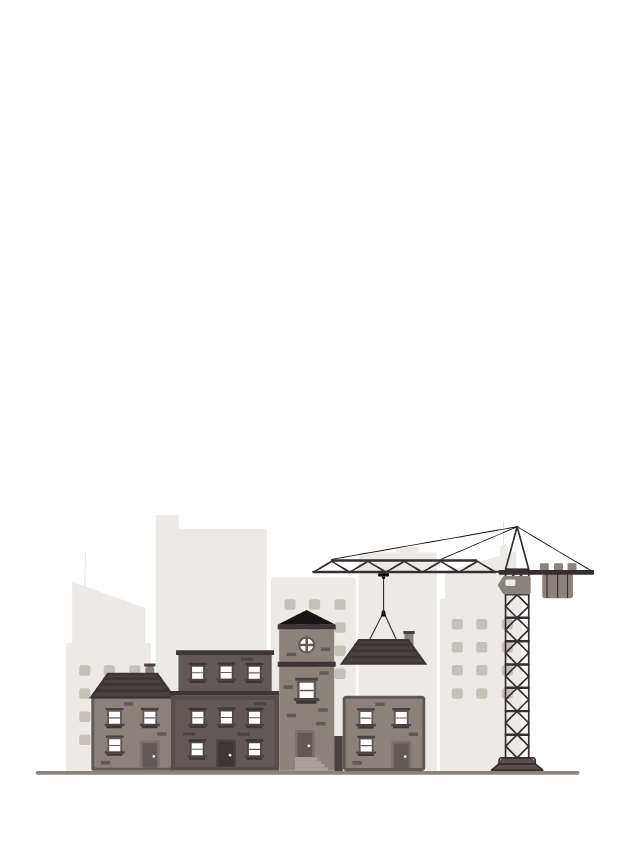
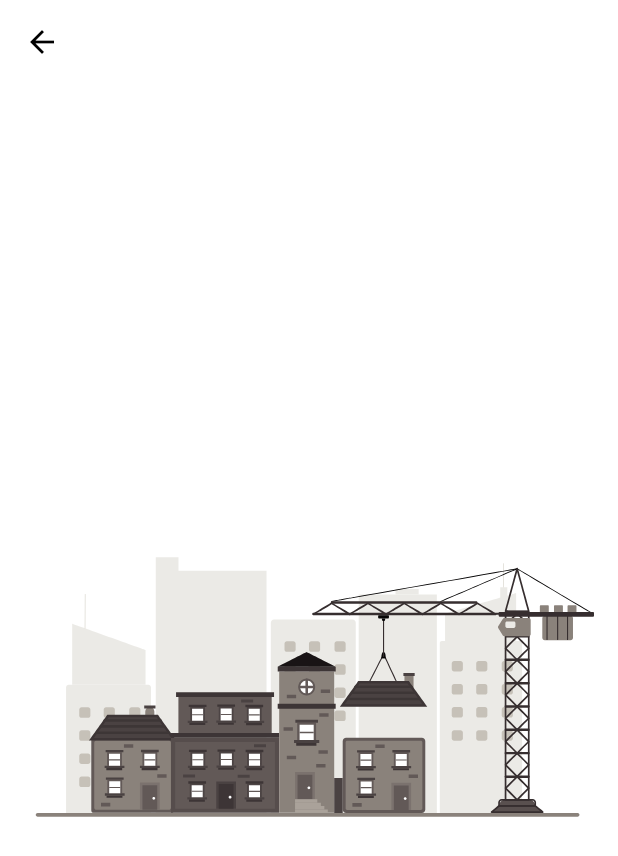
Before and after one commit to nopnapatn/tdd-bloc, a Flutter app: the PageUnderConstruction screen opened directly, on a phone screen of 412 x 824 dp. Shown: the top 856 px of the screen. Run offline on Flutter 3.47's test engine with Material 3 defaults, Android fonts, the phone set to English and light mode, and no system bars; our stand-ins replace bloc, cloud_firestore, dartz, equatable, firebase_auth, firebase_core and 8 more; accounts and stored records are empty.

Commit message:
style(common/screen): under construction

```diff
--- a/lib/core/common/screens/page_under_construction.dart
+++ b/lib/core/common/screens/page_under_construction.dart
@@ -2,6 +2,7 @@ import 'package:flutter/material.dart';
 import 'package:lottie/lottie.dart';
 import 'package:tdd_bloc/core/common/widgets/gradient_background_widget.dart';
 import 'package:tdd_bloc/core/constants/app_asset.dart';
+import 'package:tdd_bloc/core/constants/app_color.dart';
 
 class PageUnderConstruction extends StatelessWidget {
   const PageUnderConstruction({super.key});
@@ -9,6 +10,9 @@ class PageUnderConstruction extends StatelessWidget {
   @override
   Widget build(BuildContext context) {
     return Scaffold(
+        appBar: AppBar(
+          backgroundColor: AppColors.kColorWhite,
+        ),
         body: GradientBackgroundWidget(
             image: AppAssets.kImageBackground,
             child: Center(
```
